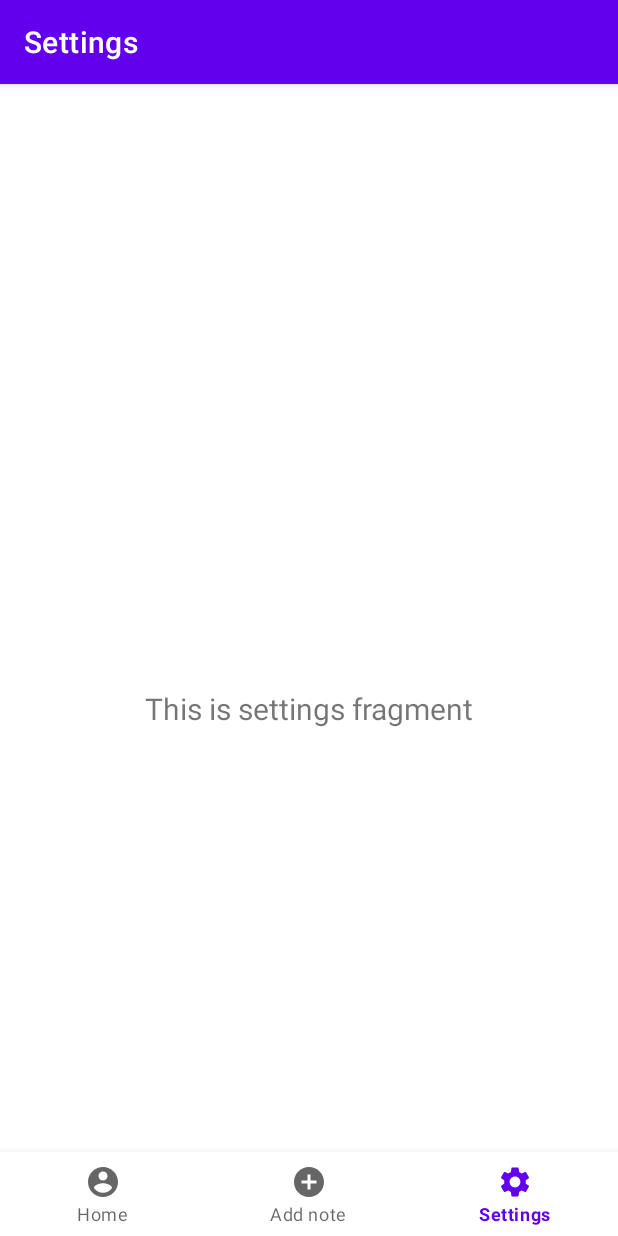
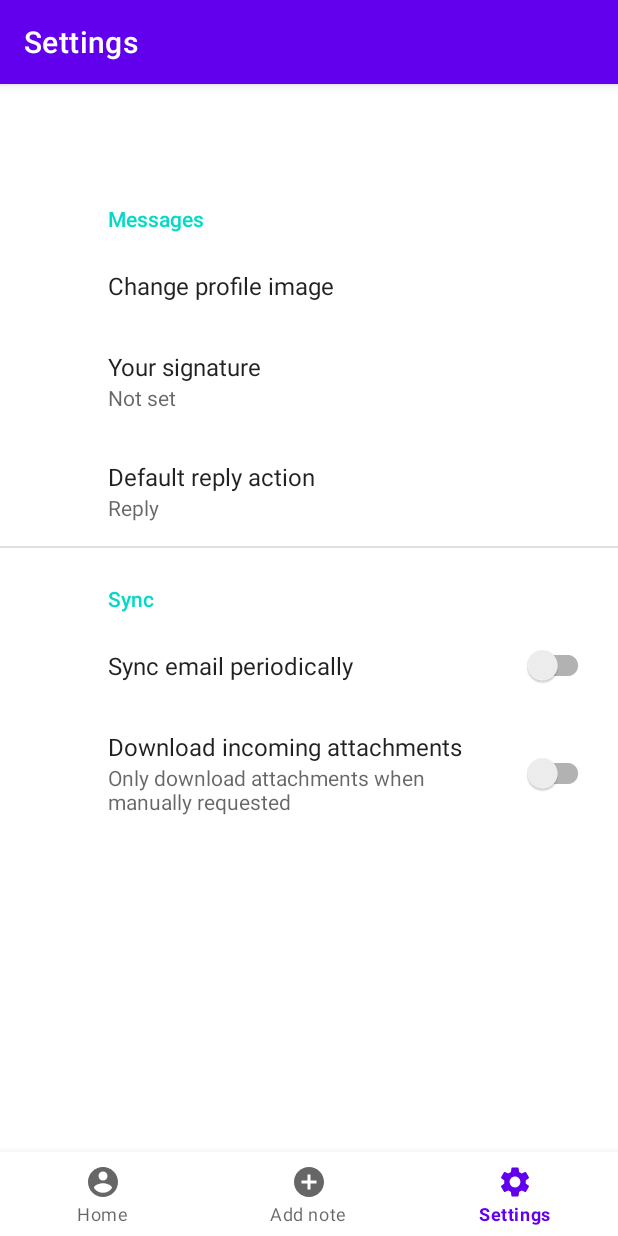
Before and after one commit to pawrob/CovidAppMobi, an Android app: the screen it shows after launch (MainActivity), item 3 of the bottom bar chosen, on a phone screen of 412 x 824 dp. Run offline under Robolectric (Android 15) with nearby library versions, the phone set to English and light mode, and no system bars; our stand-ins replace androidx.preference, navigation-ui.

Commit message:
ADDED [ImageChooserActivity and SettingsActivity]

```diff
--- a/app/build.gradle
+++ b/app/build.gradle
@@ -37,6 +37,7 @@ dependencies {
     implementation 'androidx.navigation:navigation-ui:2.3.1'
     implementation 'androidx.lifecycle:lifecycle-livedata-ktx:2.2.0'
     implementation 'androidx.lifecycle:lifecycle-viewmodel-ktx:2.2.0'
+    implementation 'androidx.preference:preference:1.1.1'
     testImplementation 'junit:junit:4.+'
     androidTestImplementation 'androidx.test.ext:junit:1.1.2'
     androidTestImplementation 'androidx.test.espresso:espresso-core:3.3.0'
--- a/app/src/main/AndroidManifest.xml
+++ b/app/src/main/AndroidManifest.xml
@@ -9,6 +9,10 @@
         android:roundIcon="@mipmap/ic_launcher_round"
         android:supportsRtl="true"
         android:theme="@style/Theme.CovidBook">
+        <activity android:name=".info.image.ImageChooserActivity"></activity>
+        <activity
+            android:name=".SettingsActivity"
+            android:label="@string/title_activity_settings" />
         <activity
             android:name=".MainActivity"
             android:label="@string/app_name">
--- /dev/null
+++ b/app/src/main/java/com/example/covidbook/info/age/AgeFragment.java
@@ -0,0 +1,4 @@
+package com.example.covidbook.info.age;
+
+public class AgeFragment {
+}
--- /dev/null
+++ b/app/src/main/java/com/example/covidbook/info/age/AgeViewModel.java
@@ -0,0 +1,4 @@
+package com.example.covidbook.info.age;
+
+public class AgeViewModel {
+}
--- /dev/null
+++ b/app/src/main/java/com/example/covidbook/info/name/NameFragment.java
@@ -0,0 +1,4 @@
+package com.example.covidbook.info.name;
+
+public class NameFragment {
+}
--- /dev/null
+++ b/app/src/main/java/com/example/covidbook/info/name/NameViewModel.java
@@ -0,0 +1,4 @@
+package com.example.covidbook.info.name;
+
+public class NameViewModel {
+}
--- a/app/src/main/java/com/example/covidbook/ui/settings/SettingsFragment.java
+++ /dev/null
@@ -1,35 +0,0 @@
-package com.example.covidbook.ui.settings;
-
-import android.os.Bundle;
-import android.view.LayoutInflater;
-import android.view.View;
-import android.view.ViewGroup;
-import android.widget.TextView;
-
-import androidx.annotation.NonNull;
-import androidx.annotation.Nullable;
-import androidx.fragment.app.Fragment;
-import androidx.lifecycle.Observer;
-import androidx.lifecycle.ViewModelProvider;
-
-import com.example.covidbook.R;
-
-public class SettingsFragment extends Fragment {
-
-    private SettingsViewModel settingsViewModel;
-
-    public View onCreateView(@NonNull LayoutInflater inflater,
-                             ViewGroup container, Bundle savedInstanceState) {
-        settingsViewModel =
-                new ViewModelProvider(this).get(SettingsViewModel.class);
-        View root = inflater.inflate(R.layout.fragment_settings, container, false);
-        final TextView textView = root.findViewById(R.id.text_settings);
-        settingsViewModel.getText().observe(getViewLifecycleOwner(), new Observer<String>() {
-            @Override
-            public void onChanged(@Nullable String s) {
-                textView.setText(s);
-            }
-        });
-        return root;
-    }
-}
--- a/app/src/main/java/com/example/covidbook/ui/settings/SettingsViewModel.java
+++ /dev/null
@@ -1,19 +0,0 @@
-package com.example.covidbook.ui.settings;
-
-import androidx.lifecycle.LiveData;
-import androidx.lifecycle.MutableLiveData;
-import androidx.lifecycle.ViewModel;
-
-public class SettingsViewModel extends ViewModel {
-
-    private MutableLiveData<String> mText;
-
-    public SettingsViewModel() {
-        mText = new MutableLiveData<>();
-        mText.setValue("This is settings fragment");
-    }
-
-    public LiveData<String> getText() {
-        return mText;
-    }
-}
--- a/app/src/main/res/layout/fragment_settings.xml
+++ b/app/src/main/res/layout/activity_image_chooser.xml
@@ -4,17 +4,17 @@
     xmlns:tools="http://schemas.android.com/tools"
     android:layout_width="match_parent"
     android:layout_height="match_parent"
-    tools:context=".ui.settings.SettingsFragment">
+    tools:context=".info.image.ImageChooserActivity">
 
-    <TextView
-        android:id="@+id/text_settings"
-        android:layout_width="match_parent"
+    <Button
+        android:id="@+id/image_button"
+        android:layout_width="wrap_content"
         android:layout_height="wrap_content"
-        android:layout_marginStart="8dp"
-        android:layout_marginTop="8dp"
-        android:layout_marginEnd="8dp"
-        android:textAlignment="center"
-        android:textSize="20sp"
+        android:layout_marginStart="100dp"
+        android:layout_marginTop="300dp"
+        android:layout_marginEnd="100dp"
+        android:layout_marginBottom="300dp"
+        android:text="Select Image"
         app:layout_constraintBottom_toBottomOf="parent"
         app:layout_constraintEnd_toEndOf="parent"
         app:layout_constraintStart_toStartOf="parent"
--- a/app/src/main/res/navigation/mobile_navigation.xml
+++ b/app/src/main/res/navigation/mobile_navigation.xml
@@ -19,7 +19,8 @@
 
     <fragment
         android:id="@+id/navigation_settings"
-        android:name="com.example.covidbook.ui.settings.SettingsFragment"
+        android:name="com.example.covidbook.SettingsActivity$SettingsFragment"
         android:label="@string/title_settings"
-        tools:layout="@layout/fragment_settings" />
+        tools:layout="@layout/settings_activity" />
+
 </navigation>
--- /dev/null
+++ b/app/src/main/res/values/arrays.xml
@@ -0,0 +1,12 @@
+<resources>
+    <!-- Reply Preference -->
+    <string-array name="reply_entries">
+        <item>Reply</item>
+        <item>Reply to all</item>
+    </string-array>
+
+    <string-array name="reply_values">
+        <item>reply</item>
+        <item>reply_all</item>
+    </string-array>
+</resources>
--- a/app/src/main/res/values/strings.xml
+++ b/app/src/main/res/values/strings.xml
@@ -3,4 +3,21 @@
     <string name="title_home">Home</string>
     <string name="title_add">Add note</string>
     <string name="title_settings">Settings</string>
+    <string name="title_activity_settings">SettingsActivity</string>
+
+    <!-- Preference Titles -->
+    <string name="messages_header">Messages</string>
+    <string name="sync_header">Sync</string>
+
+    <!-- Messages Preferences -->
+    <string name="signature_title">Your signature</string>
+    <string name="reply_title">Default reply action</string>
+
+    <!-- Sync Preferences -->
+    <string name="sync_title">Sync email periodically</string>
+    <string name="attachment_title">Download incoming attachments</string>
+    <string name="attachment_summary_on">Automatically download attachments for incoming emails</string>
+    <string name="attachment_summary_off">Only download attachments when manually requested</string>
+    <string name="image_chooser">Image Chooser</string>
+    <string name="change_photo">Change profile image</string>
 </resources>
--- /dev/null
+++ b/app/src/main/res/xml/root_preferences.xml
@@ -0,0 +1,47 @@
+<PreferenceScreen xmlns:app="http://schemas.android.com/apk/res-auto"
+    xmlns:android="http://schemas.android.com/apk/res/android">
+
+    <PreferenceCategory app:title="@string/messages_header">
+
+        <Preference
+            app:title="@string/change_photo">
+
+            <intent
+                android:action="android.intent.action.VIEW"
+                android:targetPackage="com.example.covidbook"
+                android:targetClass="com.example.covidbook.info.image.ImageChooserActivity"
+                />
+
+        </Preference>
+
+        <EditTextPreference
+            app:key="signature"
+            app:title="@string/signature_title"
+            app:useSimpleSummaryProvider="true" />
+
+        <ListPreference
+            app:defaultValue="reply"
+            app:entries="@array/reply_entries"
+            app:entryValues="@array/reply_values"
+            app:key="reply"
+            app:title="@string/reply_title"
+            app:useSimpleSummaryProvider="true" />
+
+    </PreferenceCategory>
+
+    <PreferenceCategory app:title="@string/sync_header">
+
+        <SwitchPreferenceCompat
+            app:key="sync"
+            app:title="@string/sync_title" />
+
+        <SwitchPreferenceCompat
+            app:dependency="sync"
+            app:key="attachment"
+            app:summaryOff="@string/attachment_summary_off"
+            app:summaryOn="@string/attachment_summary_on"
+            app:title="@string/attachment_title" />
+
+    </PreferenceCategory>
+
+</PreferenceScreen>
```
Also changed, not shown: app/src/main/java/com/example/covidbook/SettingsActivity.java (added, +33 -0 lines), app/src/main/java/com/example/covidbook/info/image/ImageChooserActivity.java (added, +16 -0 lines), app/src/main/res/drawable/frame.xml (added, +12 -0 lines), app/src/main/res/drawable/img.xml (added, +7 -0 lines), app/src/main/res/layout/fragment_home.xml (+18 -4 lines), app/src/main/res/layout/settings_activity.xml (added, +11 -0 lines).
